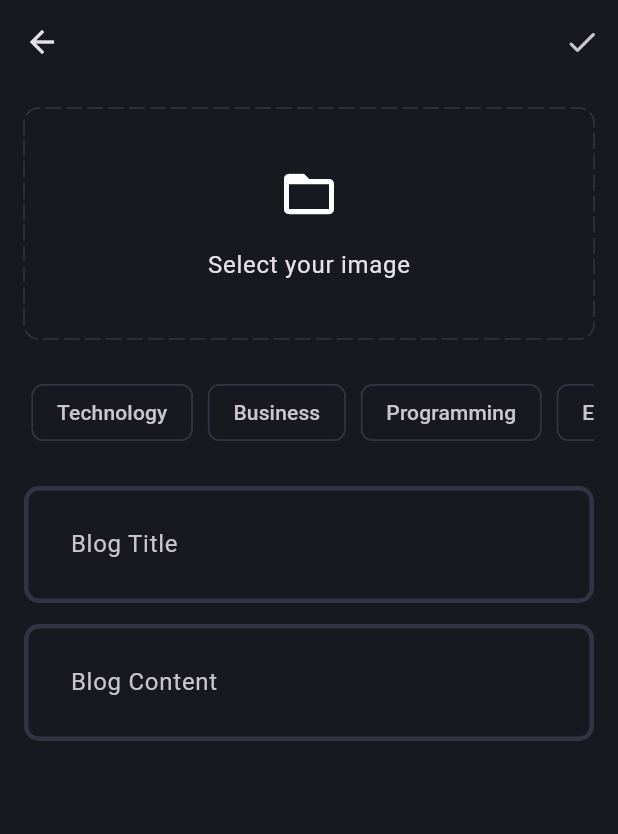
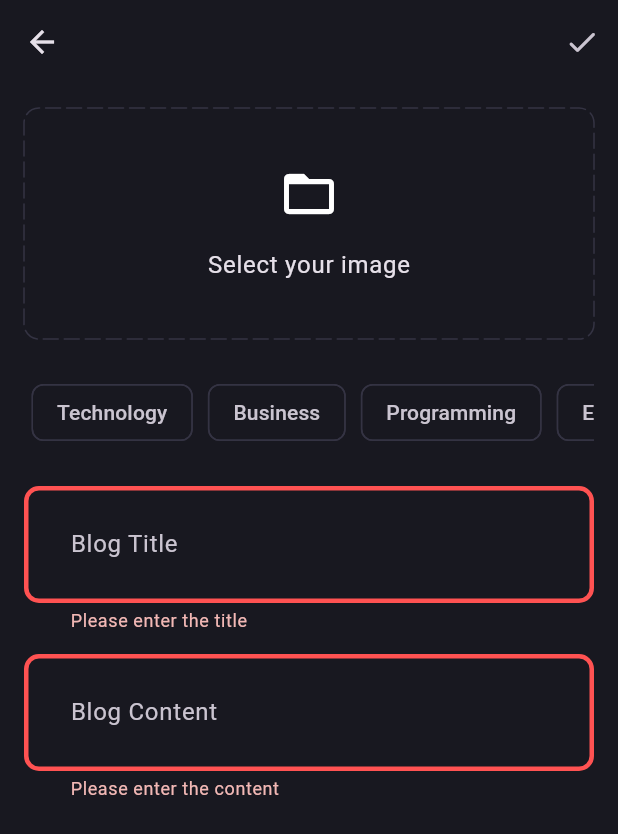
Before and after one commit to NikhilKukreja26/blog_app, a Flutter app: the AddNewBlogPage screen opened by its route, after a tap on the "done" icon, on a phone screen of 412 x 824 dp. Shown: the top 834 px of the screen. Run offline on Flutter 3.47's test engine with Material 3 defaults, Android fonts, the phone set to English and light mode, and no system bars; drawn by our look-alikes of dotted_border; our stand-ins replace equatable, flutter_bloc, flutter_screenutil, fpdart, freezed_annotation, get_it and 3 more; accounts and stored records are empty; network calls fail.

Commit message:
[feature] - Pick image - Add blog UI - Folder setup for add blog - Upload blog to database implementation
[chore]
- Dependencies updated to latest version

```diff
--- a/analysis_options.yaml
+++ b/analysis_options.yaml
@@ -26,9 +26,13 @@ analyzer:
 
     directives_ordering: ignore
 
+    invalid_annotation_target: ignore
+
   exclude:
     # Generated for Flutter web apps. Since it is auto-generated, errors should be ignored
     - lib/generated_plugin_registrant.dart
+    - "**/*.g.dart"
+    - "**/*.freezed.dart"
 
 # Rules are in the same order (alphabetically) as documented at http://dart-lang.github.io/linter/lints
 # and https://github.com/dart-lang/linter/blob/master/example/all.yaml
--- a/lib/core/resources/app_strings.dart
+++ b/lib/core/resources/app_strings.dart
@@ -12,6 +12,8 @@ class AppStrings {
   static const String pleaseEnterTheName = 'Please enter the name';
   static const String pleaseEnterTheEmail = 'Please enter the email';
   static const String pleaseEnterThePassword = 'Please enter the password';
+  static const String pleaseEnterTheTitle = 'Please enter the title';
+  static const String pleaseEnterTheContent = 'Please enter the content';
 
   // Errors
   static const String userIsNull = 'User is null!';
--- a/lib/core/resources/values_manager.dart
+++ b/lib/core/resources/values_manager.dart
@@ -90,6 +90,7 @@ class AppHeight {
   static double h128 = 128.h;
   static double h130 = 130.h;
   static double h150 = 150.h;
+  static double h200 = 200.h;
   static double h220 = 220.h;
   static double h240 = 240.h;
   static double h260 = 260.h;
--- a/lib/core/utils/validation_mixin.dart
+++ b/lib/core/utils/validation_mixin.dart
@@ -22,4 +22,18 @@ mixin ValidationMixin {
     }
     return null;
   }
+
+  String? validateTitle(String? value) {
+    if (value.isNullOrEmpty) {
+      return AppStrings.pleaseEnterTheTitle;
+    }
+    return null;
+  }
+
+  String? validateContent(String? value) {
+    if (value.isNullOrEmpty) {
+      return AppStrings.pleaseEnterTheContent;
+    }
+    return null;
+  }
 }
--- /dev/null
+++ b/lib/features/blog/domain/entities/blog.dart
@@ -0,0 +1,19 @@
+class Blog {
+  final String id;
+  final String posterId;
+  final String title;
+  final String content;
+  final String imageUrl;
+  final List<String> topics;
+  final DateTime updatedAt;
+
+  const Blog({
+    required this.id,
+    required this.posterId,
+    required this.title,
+    required this.content,
+    required this.imageUrl,
+    required this.topics,
+    required this.updatedAt,
+  });
+}
--- /dev/null
+++ b/lib/features/blog/domain/repositories/blog_repository.dart
@@ -0,0 +1,19 @@
+// Dart imports:
+import 'dart:io';
+
+// Package imports:
+import 'package:fpdart/fpdart.dart';
+
+// Project imports:
+import 'package:blog_app/core/error/failures.dart';
+import 'package:blog_app/features/blog/domain/entities/blog.dart';
+
+abstract interface class BlogRepository {
+  Future<Either<Failure, Blog>> uploadBlog({
+    required File image,
+    required String title,
+    required String content,
+    required String posterId,
+    required List<String> topics,
+  });
+}
--- /dev/null
+++ b/lib/features/blog/domain/usecases/upload_blog.dart
@@ -0,0 +1,44 @@
+// Dart imports:
+import 'dart:io';
+
+// Package imports:
+import 'package:fpdart/fpdart.dart';
+
+// Project imports:
+import 'package:blog_app/core/error/failures.dart';
+import 'package:blog_app/core/usecase/usecase.dart';
+import 'package:blog_app/features/blog/domain/entities/blog.dart';
+import 'package:blog_app/features/blog/domain/repositories/blog_repository.dart';
+
+class UploadBlog implements UseCase<Blog, UploadBlogParams> {
+  final BlogRepository blogRepository;
+  const UploadBlog({
+    required this.blogRepository,
+  });
+  @override
+  Future<Either<Failure, Blog>> call(UploadBlogParams params) async {
+    return blogRepository.uploadBlog(
+      image: params.image,
+      title: params.title,
+      content: params.content,
+      posterId: params.posterId,
+      topics: params.topics,
+    );
+  }
+}
+
+class UploadBlogParams {
+  final String posterId;
+  final String title;
+  final String content;
+  final File image;
+  final List<String> topics;
+
+  const UploadBlogParams({
+    required this.posterId,
+    required this.title,
+    required this.content,
+    required this.image,
+    required this.topics,
+  });
+}
--- /dev/null
+++ b/lib/features/blog/presentation/bloc/blog_bloc.dart
@@ -0,0 +1,45 @@
+// Dart imports:
+import 'dart:io';
+
+// Package imports:
+import 'package:equatable/equatable.dart';
+import 'package:flutter_bloc/flutter_bloc.dart';
+
+// Project imports:
+import 'package:blog_app/features/blog/domain/usecases/upload_blog.dart';
+
+part 'blog_event.dart';
+part 'blog_state.dart';
+
+class BlogBloc extends Bloc<BlogEvent, BlogState> {
+  final UploadBlog _uploadBlog;
+  BlogBloc({
+    required UploadBlog uploadBlog,
+  })  : _uploadBlog = uploadBlog,
+        super(BlogInitial()) {
+    on<BlogEvent>((event, emit) => emit(const BlogLoading()));
+    on<BlogUploadBlogToDatabase>(_onBlogUpload);
+  }
+
+  Future<void> _onBlogUpload(
+    BlogUploadBlogToDatabase event,
+    Emitter<BlogState> emit,
+  ) async {
+    final res = await _uploadBlog(
+      UploadBlogParams(
+        posterId: event.posterId,
+        title: event.title,
+        content: event.content,
+        image: event.image,
+        topics: event.topics,
+      ),
+    );
+
+    res.fold(
+      (l) => emit(BlogFailure(error: l.message)),
+      (r) => emit(
+        const BlogSuccess(),
+      ),
+    );
+  }
+}
--- /dev/null
+++ b/lib/features/blog/presentation/bloc/blog_event.dart
@@ -0,0 +1,40 @@
+part of 'blog_bloc.dart';
+
+sealed class BlogEvent extends Equatable {
+  const BlogEvent();
+
+  @override
+  List<Object?> get props => [];
+}
+
+final class BlogUploadBlogToDatabase extends BlogEvent {
+  final String posterId;
+  final String title;
+  final String content;
+  final File image;
+  final List<String> topics;
+
+  const BlogUploadBlogToDatabase({
+    required this.posterId,
+    required this.title,
+    required this.content,
+    required this.image,
+    required this.topics,
+  });
+
+  @override
+  String toString() {
+    return 'BlogUploadBlogToDatabase(posterId: $posterId, title: $title, content: $content, image: $image, topics: $topics)';
+  }
+
+  @override
+  List<Object> get props {
+    return [
+      posterId,
+      title,
+      content,
+      image,
+      topics,
+    ];
+  }
+}
--- /dev/null
+++ b/lib/features/blog/presentation/bloc/blog_state.dart
@@ -0,0 +1,32 @@
+part of 'blog_bloc.dart';
+
+sealed class BlogState extends Equatable {
+  const BlogState();
+
+  @override
+  List<Object> get props => [];
+}
+
+final class BlogInitial extends BlogState {}
+
+final class BlogLoading extends BlogState {
+  const BlogLoading();
+}
+
+final class BlogSuccess extends BlogState {
+  const BlogSuccess();
+}
+
+final class BlogFailure extends BlogState {
+  final String error;
+
+  const BlogFailure({
+    required this.error,
+  });
+
+  @override
+  String toString() => 'BlogFailure(error: $error)';
+
+  @override
+  List<Object> get props => [error];
+}
--- a/lib/features/blog/presentation/pages/add_new_blog_page.dart
+++ b/lib/features/blog/presentation/pages/add_new_blog_page.dart
@@ -1,8 +1,15 @@
+// Dart imports:
+import 'dart:io' show File;
+
 // Package imports:
 import 'package:dotted_border/dotted_border.dart';
+import 'package:flutter_bloc/flutter_bloc.dart';
 
 // Project imports:
 import 'package:blog_app/common.dart';
+import 'package:blog_app/core/common/cubits/app_user/app_user_cubit.dart';
+import 'package:blog_app/core/utils/pick_image.dart';
+import 'package:blog_app/features/blog/presentation/bloc/blog_bloc.dart';
 import 'package:blog_app/features/blog/presentation/widgets/blog_editor.dart';
 
 class AddNewBlogPage extends StatefulWidget {
@@ -12,11 +19,23 @@ class AddNewBlogPage extends StatefulWidget {
   State<AddNewBlogPage> createState() => _AddNewBlogPageState();
 }
 
-class _AddNewBlogPageState extends State<AddNewBlogPage> {
+class _AddNewBlogPageState extends State<AddNewBlogPage> with ValidationMixin {
   late TextEditingController _titleController;
   late TextEditingController _contentController;
 
-  ValueNotifier<List<String>> _selectedTopics = ValueNotifier<List<String>>([]);
+  final GlobalKey<FormState> _formKey = GlobalKey<FormState>();
+
+  final ValueNotifier<List<String>> _selectedTopics =
+      ValueNotifier<List<String>>([]);
+
+  final ValueNotifier<File?> image = ValueNotifier(null);
+
+  Future<void> selectImage() async {
+    final pickedImage = await pickImage();
+    if (pickedImage != null) {
+      image.value = pickedImage;
+    }
+  }
 
   @override
   void initState() {
@@ -32,23 +51,84 @@ class _AddNewBlogPageState extends State<AddNewBlogPage> {
     _contentController.dispose();
   }
 
+  void _uploadBlog() {
+    if (_formKey.currentState!.validate() &&
+        _selectedTopics.value.isNotEmpty &&
+        image.value != null) {
+      final posterId =
+          (context.read<AppUserCubit>().state as AppUserLoggedIn).user.id;
+      context.read<BlogBloc>().add(
+            BlogUploadBlogToDatabase(
+              posterId: posterId!,
+              title: _titleController.text.trim(),
+              content: _contentController.text.trim(),
+              image: image.value!,
+              topics: _selectedTopics.value,
+            ),
+          );
+    }
+  }
+
   @override
   Widget build(BuildContext context) {
     return Scaffold(
       appBar: AppBar(
         actions: [
           IconButton(
-            onPressed: () {},
+            onPressed: _uploadBlog,
             icon: const Icon(Icons.done_rounded),
           ),
         ],
       ),
       body: Padding(
         padding: EdgeInsets.all(AppPadding.p16),
-        child: SingleChildScrollView(
+        child: BlocConsumer<BlogBloc, BlogState>(
+          listener: (context, state) {
+            if (state is BlogFailure) {
+              ScaffoldMessenger.of(context).showSnackBar(
+                SnackBar(
+                  content: Text(
+                    state.error,
+                  ),
+                  backgroundColor: context.error,
+                ),
+              );
+            } else if (state is BlogSuccess) {
+              // context.pop();
+              const BlogPageData().go(context);
+            }
+          },
+          builder: (context, state) {
+            if (state is BlogLoading) {
+              return const Center(
+                child: CircularProgressIndicator(),
+              );
+            }
+            return SingleChildScrollView(
+              child: Form(
+                key: _formKey,
                 child: Column(
                   children: [
-              DottedBorder(
+                    GestureDetector(
+                      onTap: selectImage,
+                      child: ValueListenableBuilder<File?>(
+                        valueListenable: image,
+                        builder: (_, value, __) {
+                          if (value != null) {
+                            return SizedBox(
+                              height: AppHeight.h200,
+                              width: double.infinity,
+                              child: ClipRRect(
+                                borderRadius:
+                                    BorderRadius.circular(AppBorderRadius.r10),
+                                child: Image.file(
+                                  value,
+                                  fit: BoxFit.cover,
+                                ),
+                              ),
+                            );
+                          }
+                          return DottedBorder(
                             color: AppPalette.borderColor,
                             dashPattern: const [10, 4],
                             radius: Radius.circular(AppBorderRadius.r10),
@@ -72,6 +152,9 @@ class _AddNewBlogPageState extends State<AddNewBlogPage> {
                                 ],
                               ),
                             ),
+                          );
+                        },
+                      ),
                     ),
                     SizedBox(height: AppHeight.h20),
                     SingleChildScrollView(
@@ -91,15 +174,16 @@ class _AddNewBlogPageState extends State<AddNewBlogPage> {
                                   builder: (_, topics, ___) {
                                     return FilterChip(
                                       onSelected: (value) {
-                                  if (!_selectedTopics.value.contains(e)) {
+                                        if (!_selectedTopics.value
+                                            .contains(e)) {
                                           _selectedTopics.value = [
                                             ..._selectedTopics.value,
                                             e,
                                           ];
                                           topics.add(e);
                                         } else {
-                                    _selectedTopics.value = _selectedTopics
-                                        .value
+                                          _selectedTopics.value =
+                                              _selectedTopics.value
                                                   .where((value) => value != e)
                                                   .toList();
                                         }
@@ -128,14 +212,19 @@ class _AddNewBlogPageState extends State<AddNewBlogPage> {
                     BlogEditor(
                       controller: _titleController,
                       hintText: AppStrings.blogTitle,
+                      validator: validateTitle,
                     ),
                     SizedBox(height: AppHeight.h14),
                     BlogEditor(
                       controller: _contentController,
                       hintText: AppStrings.blogContent,
+                      validator: validateContent,
                     ),
                   ],
                 ),
+              ),
+            );
+          },
         ),
       ),
     );
--- a/lib/features/blog/presentation/widgets/blog_editor.dart
+++ b/lib/features/blog/presentation/widgets/blog_editor.dart
@@ -6,10 +6,12 @@ class BlogEditor extends StatelessWidget {
     super.key,
     required this.controller,
     required this.hintText,
+    this.validator,
   });
 
   final TextEditingController controller;
   final String hintText;
+  final String? Function(String?)? validator;
 
   @override
   Widget build(BuildContext context) {
@@ -19,6 +21,7 @@ class BlogEditor extends StatelessWidget {
         hintText: hintText,
       ),
       maxLines: null,
+      validator: validator,
     );
   }
 }
--- a/lib/main.dart
+++ b/lib/main.dart
@@ -6,6 +6,7 @@ import 'package:flutter_screenutil/flutter_screenutil.dart';
 import 'package:blog_app/common.dart';
 import 'package:blog_app/core/common/cubits/app_user/app_user_cubit.dart';
 import 'package:blog_app/features/auth/presentation/bloc/auth_bloc.dart';
+import 'package:blog_app/features/blog/presentation/bloc/blog_bloc.dart';
 import 'package:blog_app/init_dependencies.dart';
 
 Future<void> main() async {
@@ -19,6 +20,9 @@ Future<void> main() async {
         ),
         BlocProvider<AuthBloc>(
           create: (_) => serviceLocator<AuthBloc>(),
+        ),
+        BlocProvider<BlogBloc>(
+          create: (_) => serviceLocator<BlogBloc>(),
         ),
       ],
       child: const MyApp(),
```
Also changed, not shown: lib/core/utils/pick_image.dart (added, +19 -0 lines), lib/features/auth/data/datasources/auth_remote_data_source.dart (+11 -0 lines), lib/features/blog/data/datasources/blog_remote_data_source.dart (added, +57 -0 lines), lib/features/blog/data/models/blog_model.dart (added, +24 -0 lines), lib/features/blog/data/repositories/blog_repository_impl.dart (added, +55 -0 lines), lib/init_dependencies.dart (+36 -2 lines), pubspec.yaml (+4 -3 lines), lib/features/blog/data/models/blog_model.freezed.dart (added), lib/features/blog/data/models/blog_model.g.dart (added), pubspec.lock. Lines whose indentation alone changed are shown as unchanged.
